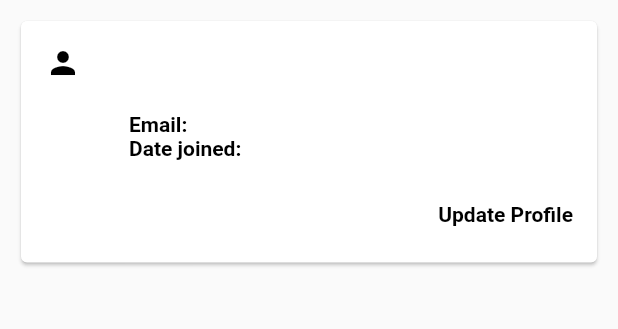
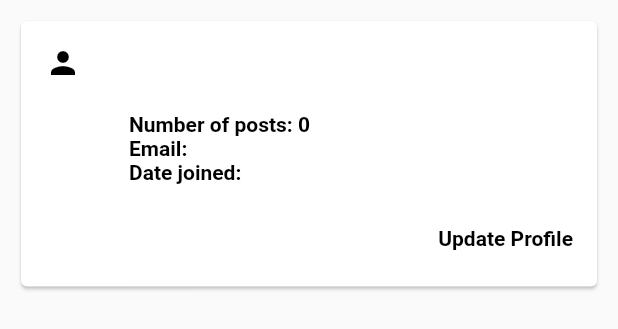
Before and after one commit to StefonGlover/husky_fans, a Flutter app: the AccountPage widget shown alone on an empty page, opened directly, on a phone screen of 412 x 824 dp. Shown: the top 329 px of the screen. Run offline on Flutter 3.47's test engine with Material 2 defaults, Android fonts, the phone set to English and light mode, and no system bars; our stand-ins replace cloud_firestore, firebase_auth, firebase_core, google_sign_in; accounts and stored records are empty.

Commit message:
Added a method to the account page to count the number of current user posts.

```diff
--- a/lib/Views/account_page_view.dart
+++ b/lib/Views/account_page_view.dart
@@ -14,8 +14,29 @@ class AccountPage extends StatefulWidget {
 class _AccountPageState extends State<AccountPage> {
   CollectionReference users = FirebaseFirestore.instance.collection('users');
 
-//Favorite
-  Color _selectFavorite = Colors.black;
+  int postCount = 0;
+
+  getPostsCount() async
+  {
+    QuerySnapshot _posts = await FirebaseFirestore.instance.collection('posts').where('uid', isEqualTo: FirebaseAuth.instance.currentUser!.uid).get();
+    List<DocumentSnapshot> _myPostCount = _posts.docs;
+    if(_myPostCount.length == null)
+    {
+      postCount = 0;
+    }
+    else
+    {
+      postCount = _myPostCount.length;
+    }
+    setState(() {
+    });
+  }
+
+  @override
+  void initState() {
+    super.initState();
+    getPostsCount();
+  }
 
   User? user = FirebaseAuth.instance.currentUser;
 
@@ -52,7 +73,7 @@ class _AccountPageState extends State<AccountPage> {
                               style: TextStyle(
                                   color: Colors.black,
                                   fontWeight: FontWeight.bold)),
-                          subtitle: Text(
+                          subtitle: Text("Number of posts: $postCount"+"\n"
                               "Email: " +
                                   FirebaseAuth.instance.currentUser!.email
                                       .toString() +
--- a/lib/Views/feed_page_view.dart
+++ b/lib/Views/feed_page_view.dart
@@ -105,7 +105,7 @@ class _FeedPageState extends State<FeedPage> {
                                   }
                                 },
                                 icon: Icon(
-                                  Icons.favorite,
+                                  Icons.thumb_up,
                                   color: _colors[index],
                                 )),
                             TextButton(
--- a/lib/Views/forgot_password_view.dart
+++ b/lib/Views/forgot_password_view.dart
@@ -16,7 +16,7 @@ class ForgotPasswordView extends StatelessWidget {
   Widget build(BuildContext context) {
     return Scaffold(
       appBar: AppBar(
-        title: const Text("Forgot Password"),
+        title: const Text("Forgot Password", style: TextStyle(fontStyle: FontStyle.italic, fontWeight: FontWeight.bold )),
           backgroundColor: Colors.grey[900]
       ),
       body: Container(
--- a/lib/Views/register_view.dart
+++ b/lib/Views/register_view.dart
@@ -26,7 +26,7 @@ class _RegisterViewState extends State<RegisterView> {
   Widget build(BuildContext context) {
     return Scaffold(
       appBar: AppBar(
-        title: const Text("Register"),
+        title: const Text("Register",style: TextStyle(fontStyle: FontStyle.italic, fontWeight: FontWeight.bold )),
         backgroundColor: Colors.grey[900],
       ),
       body: Container(
```
Also changed, not shown: lib/Helpers/firestore_methods.dart (+30 -0 lines), lib/Views/favorites_page_view.dart (+29 -9 lines), lib/Views/main_page_view.dart (+11 -6 lines), 63 other files.
